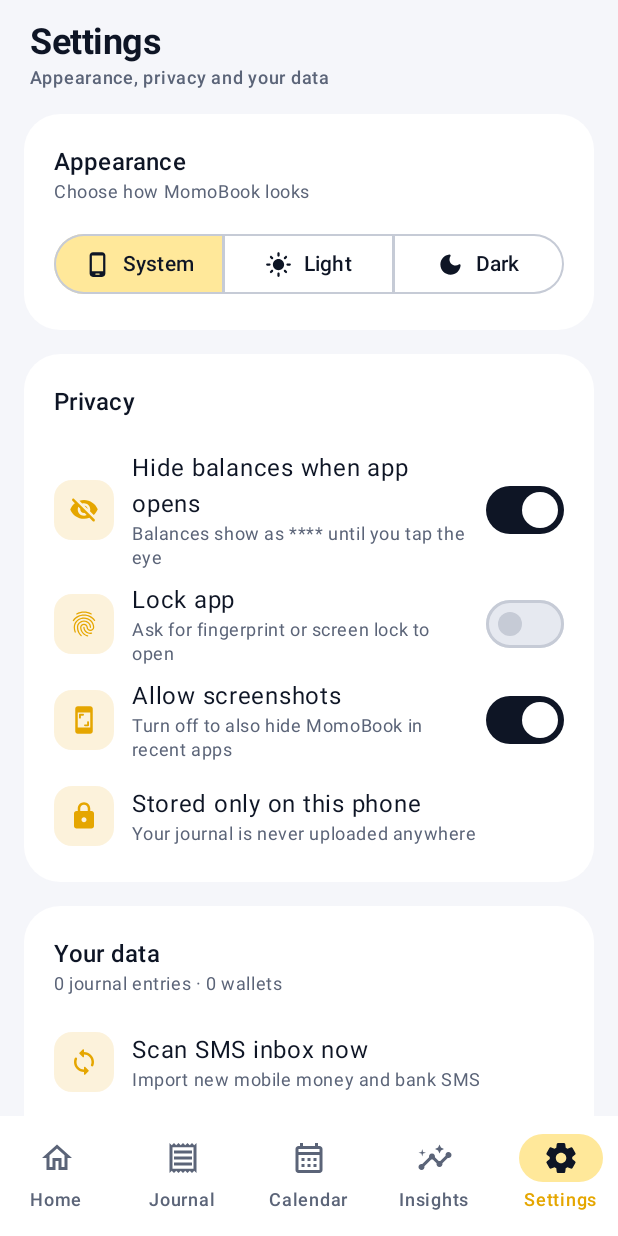
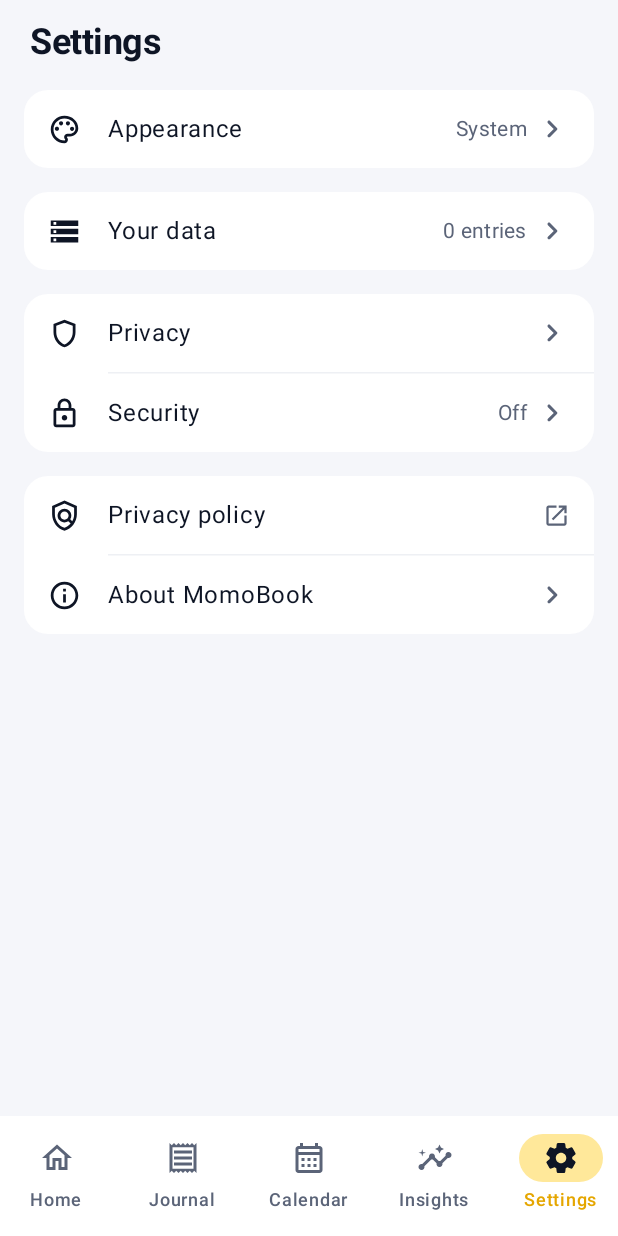
Before and after one commit to henryhale/momobook, an Android app built with Jetpack Compose: the screen it shows after launch (MainActivity), item 5 of the bottom bar chosen, on a phone screen of 412 x 824 dp. Run offline under Robolectric (Android 15) with nearby library versions, the phone set to English and light mode, and no system bars.

Commit message:
feat: grouped settings layout with sub-pages

```diff
--- a/app/src/main/java/com/momobook/ui/screens/SettingsScreen.kt
+++ b/app/src/main/java/com/momobook/ui/screens/SettingsScreen.kt
@@ -3,22 +3,33 @@ package com.momobook.ui.screens
 import android.content.Intent
 import android.net.Uri
 import android.widget.Toast
-import androidx.compose.foundation.background
+import androidx.activity.compose.BackHandler
+import androidx.compose.animation.AnimatedContent
+import androidx.compose.animation.fadeIn
+import androidx.compose.animation.fadeOut
+import androidx.compose.animation.slideInHorizontally
+import androidx.compose.animation.slideOutHorizontally
+import androidx.compose.animation.togetherWith
 import androidx.compose.foundation.clickable
 import androidx.compose.foundation.layout.*
 import androidx.compose.foundation.rememberScrollState
 import androidx.compose.foundation.shape.RoundedCornerShape
 import androidx.compose.foundation.verticalScroll
 import androidx.compose.material.icons.Icons
-import androidx.compose.material.icons.rounded.*
+import androidx.compose.material.icons.automirrored.outlined.OpenInNew
+import androidx.compose.material.icons.automirrored.rounded.ArrowBack
+import androidx.compose.material.icons.outlined.*
+import androidx.compose.material.icons.rounded.Check
+import androidx.compose.material.icons.rounded.ChevronRight
 import androidx.compose.material3.*
 import androidx.compose.runtime.*
+import androidx.compose.runtime.saveable.rememberSaveable
 import androidx.compose.ui.Alignment
 import androidx.compose.ui.Modifier
 import androidx.compose.ui.draw.clip
-import androidx.compose.ui.graphics.Color
 import androidx.compose.ui.graphics.vector.ImageVector
 import androidx.compose.ui.platform.LocalContext
+import androidx.compose.ui.text.style.TextAlign
 import androidx.compose.ui.text.style.TextOverflow
 import androidx.compose.ui.unit.dp
 import androidx.lifecycle.Lifecycle
@@ -27,13 +38,15 @@ import com.momobook.data.LockGrace
 import com.momobook.data.ThemeMode
 import com.momobook.security.AppLock
 import com.momobook.ui.components.MomoLogo
-import com.momobook.ui.components.SectionCard
 
 private const val AUTHOR = "Henry Hale"
 private const val AUTHOR_SITE = "henryhale.github.io"
 private const val PRIVACY_URL = "https://henryhale.github.io/momobook/privacy.html"
 
-@OptIn(ExperimentalMaterial3Api::class)
+private enum class Page(val title: String) {
+    MAIN("Settings"), APPEARANCE("Appearance"), DATA("Your data"), PRIVACY("Privacy"), SECURITY("Security"), ABOUT("About"),
+}
+
 @Composable
 fun SettingsScreen(
     theme: ThemeMode,
@@ -58,9 +71,6 @@ fun SettingsScreen(
         runCatching { ctx.startActivity(Intent(Intent.ACTION_VIEW, Uri.parse(url))) }
             .onFailure { Toast.makeText(ctx, "No browser found", Toast.LENGTH_SHORT).show() }
     }
-    val version = remember {
-        runCatching { ctx.packageManager.getPackageInfo(ctx.packageName, 0).versionName }.getOrNull() ?: "1.0"
-    }
 
     // Re-check on resume: the user may have just set up a screen lock or fingerprint in phone settings.
     var lockAvailable by remember { mutableStateOf(AppLock.canAuthenticate(ctx)) }
@@ -70,179 +80,232 @@ fun SettingsScreen(
         biometrics = AppLock.hasBiometrics(ctx)
     }
 
+    var page by rememberSaveable { mutableStateOf(Page.MAIN) }
+    BackHandler(enabled = page != Page.MAIN) { page = Page.MAIN }
+
+    AnimatedContent(
+        page,
+        transitionSpec = {
+            val forward = targetState != Page.MAIN
+            (slideInHorizontally { w -> if (forward) w / 4 else -w / 4 } + fadeIn()) togetherWith
+                (slideOutHorizontally { w -> if (forward) -w / 4 else w / 4 } + fadeOut())
+        },
+        label = "settings",
+    ) { p ->
         Column(
             Modifier.fillMaxSize().verticalScroll(rememberScrollState()).padding(horizontal = 16.dp, vertical = 12.dp),
             verticalArrangement = Arrangement.spacedBy(16.dp),
         ) {
-        Column(Modifier.padding(horizontal = 4.dp)) {
-            Text("Settings", style = MaterialTheme.typography.headlineSmall)
-            Text("Appearance, privacy and your data", style = MaterialTheme.typography.labelMedium,
-                color = MaterialTheme.colorScheme.onSurfaceVariant)
+            if (p == Page.MAIN) {
+                Text("Settings", style = MaterialTheme.typography.headlineSmall, modifier = Modifier.padding(horizontal = 4.dp))
+            } else {
+                Row(verticalAlignment = Alignment.CenterVertically, modifier = Modifier.offset(x = (-12).dp)) {
+                    IconButton(onClick = { page = Page.MAIN }) { Icon(Icons.AutoMirrored.Rounded.ArrowBack, "Back to settings") }
+                    Text(p.title, style = MaterialTheme.typography.titleLarge)
+                }
+            }
+            when (p) {
+                Page.MAIN -> {
+                    Group({ NavRow(Icons.Outlined.Palette, "Appearance", theme.label) { page = Page.APPEARANCE } })
+                    Group({ NavRow(Icons.Outlined.Storage, "Your data", "$entryCount entries") { page = Page.DATA } })
+                    Group(
+                        { NavRow(Icons.Outlined.Shield, "Privacy") { page = Page.PRIVACY } },
+                        { NavRow(Icons.Outlined.Lock, "Security", if (appLock) "On" else "Off") { page = Page.SECURITY } },
+                    )
+                    Group(
+                        { LinkRow(Icons.Outlined.Policy, "Privacy policy") { openUrl(PRIVACY_URL) } },
+                        { NavRow(Icons.Outlined.Info, "About MomoBook") { page = Page.ABOUT } },
+                    )
                 }
 
-        SectionCard(title = "Appearance", subtitle = "Choose how MomoBook looks") {
-            SingleChoiceSegmentedButtonRow(Modifier.fillMaxWidth()) {
-                ThemeMode.entries.forEachIndexed { i, m ->
-                    SegmentedButton(
-                        selected = theme == m, onClick = { onTheme(m) },
-                        shape = SegmentedButtonDefaults.itemShape(i, ThemeMode.entries.size),
-                        icon = {
-                            Icon(
+                Page.APPEARANCE -> Group(
+                    *ThemeMode.entries.map { m ->
+                        @Composable {
+                            ChoiceRow(
                                 when (m) {
-                                    ThemeMode.SYSTEM -> Icons.Rounded.PhoneAndroid
-                                    ThemeMode.LIGHT -> Icons.Rounded.LightMode
-                                    ThemeMode.DARK -> Icons.Rounded.DarkMode
-                                }, null, Modifier.size(18.dp),
+                                    ThemeMode.SYSTEM -> Icons.Outlined.PhoneAndroid
+                                    ThemeMode.LIGHT -> Icons.Outlined.LightMode
+                                    ThemeMode.DARK -> Icons.Outlined.DarkMode
+                                },
+                                if (m == ThemeMode.SYSTEM) "Same as phone" else m.label, theme == m,
+                            ) { onTheme(m) }
+                        }
+                    }.toTypedArray(),
+                )
+
+                Page.DATA -> Group(
+                    {
+                        ActionRow(Icons.Outlined.Sync, "Scan SMS inbox now", "Import new mobile money and bank SMS", onSync) {
+                            if (syncing) CircularProgressIndicator(Modifier.size(20.dp), strokeWidth = 2.dp)
+                        }
+                    },
+                    { ActionRow(Icons.Outlined.ContentPaste, "Add from SMS text", "Paste a mobile money or bank SMS", onPaste) },
+                    { ActionRow(Icons.Outlined.IosShare, "Export journal", "Share all entries as a CSV spreadsheet", onExport) },
+                    footer = "$entryCount journal entries · $walletCount wallet${if (walletCount == 1) "" else "s"}. " +
+                        "Stored only on this phone and never uploaded.",
+                )
+
+                Page.PRIVACY -> {
+                    Group(
+                        {
+                            SwitchRow(Icons.Outlined.VisibilityOff, "Hide balances when app opens",
+                                "Balances show as **** until you tap the eye", hideOnLaunch, onHideOnLaunch)
+                        },
+                        {
+                            SwitchRow(Icons.Outlined.Screenshot, "Allow screenshots", null, allowScreenshots, onAllowScreenshots)
+                        },
+                        footer = if (allowScreenshots) "Turn off screenshots to also hide MomoBook in recent apps."
+                        else "Screenshots and the recent-apps preview are blocked.",
+                    )
+                }
+
+                Page.SECURITY -> {
+                    Group(
+                        {
+                            SwitchRow(
+                                if (biometrics) Icons.Outlined.Fingerprint else Icons.Outlined.Lock, "Lock app",
+                                if (biometrics) "Fingerprint or screen lock" else "Screen lock",
+                                appLock, onAppLock, enabled = lockAvailable || appLock,
                             )
                         },
-                        colors = SegmentedButtonDefaults.colors(
-                            activeContainerColor = MaterialTheme.colorScheme.secondaryContainer,
-                            activeContentColor = MaterialTheme.colorScheme.onSecondaryContainer,
-                        ),
-                    ) { Text(m.label, maxLines = 1) }
+                        footer = when {
+                            !lockAvailable && !appLock -> "Set a screen lock in your phone's settings first."
+                            appLock -> "MomoBook asks to unlock when it opens, and is hidden in recent apps."
+                            else -> "Ask for your fingerprint or screen lock each time MomoBook opens."
+                        },
+                    )
+                    if (appLock) {
+                        Group(
+                            *LockGrace.entries.map { g ->
+                                @Composable { ChoiceRow(null, g.label, lockGrace == g) { onLockGrace(g) } }
+                            }.toTypedArray(),
+                            header = "Lock again after leaving the app",
+                        )
+                    }
+                }
+
+                Page.ABOUT -> AboutPage(openUrl)
+            }
+            Spacer(Modifier.height(8.dp))
         }
     }
 }
 
-        SectionCard(title = "Privacy") {
-            ToggleRow(
-                Icons.Rounded.VisibilityOff, "Hide balances when app opens", "Balances show as **** until you tap the eye",
-                hideOnLaunch, onHideOnLaunch,
-            )
-            ToggleRow(
-                if (biometrics) Icons.Rounded.Fingerprint else Icons.Rounded.Lock, "Lock app",
-                when {
-                    !lockAvailable && !appLock -> "Set a screen lock in phone settings first"
-                    biometrics -> "Ask for fingerprint or screen lock to open"
-                    else -> "Ask for your screen lock to open"
-                },
-                appLock, onAppLock, enabled = lockAvailable || appLock,
-            )
-            if (appLock) {
-                Text("Lock again after leaving the app", style = MaterialTheme.typography.labelMedium,
-                    color = MaterialTheme.colorScheme.onSurfaceVariant, modifier = Modifier.padding(top = 8.dp, bottom = 6.dp))
-                SingleChoiceSegmentedButtonRow(Modifier.fillMaxWidth()) {
-                    LockGrace.entries.forEachIndexed { i, g ->
-                        SegmentedButton(
-                            selected = lockGrace == g, onClick = { onLockGrace(g) },
-                            shape = SegmentedButtonDefaults.itemShape(i, LockGrace.entries.size),
-                            icon = {},
-                            colors = SegmentedButtonDefaults.colors(
-                                activeContainerColor = MaterialTheme.colorScheme.secondaryContainer,
-                                activeContentColor = MaterialTheme.colorScheme.onSecondaryContainer,
-                            ),
-                        ) { Text(g.label, maxLines = 1, style = MaterialTheme.typography.labelMedium) }
+@Composable
+private fun AboutPage(openUrl: (String) -> Unit) {
+    val ctx = LocalContext.current
+    val version = remember {
+        runCatching { ctx.packageManager.getPackageInfo(ctx.packageName, 0).versionName }.getOrNull() ?: "1.0"
     }
-                }
-                Spacer(Modifier.height(4.dp))
-            }
-            ToggleRow(
-                Icons.Rounded.Screenshot, "Allow screenshots",
-                if (allowScreenshots) "Turn off to also hide MomoBook in recent apps" else "Screenshots and recent-apps preview are blocked",
-                allowScreenshots, onAllowScreenshots,
-            )
-            Spacer(Modifier.height(8.dp))
-            InfoRow(Icons.Rounded.Lock, "Stored only on this phone", "Your journal is never uploaded anywhere")
-        }
-
-        SectionCard(title = "Your data", subtitle = "$entryCount journal entries · $walletCount wallet${if (walletCount == 1) "" else "s"}") {
-            ActionRow(Icons.Rounded.Sync, "Scan SMS inbox now", "Import new mobile money and bank SMS", onSync, trailing = {
-                if (syncing) CircularProgressIndicator(Modifier.size(20.dp), strokeWidth = 2.dp)
-            })
-            ActionRow(Icons.Rounded.ContentPaste, "Add from SMS text", "Paste a mobile money or bank SMS", onPaste)
-            ActionRow(Icons.Rounded.IosShare, "Export journal", "Share all entries as a CSV spreadsheet", onExport)
-        }
-
-        SectionCard(title = "About") {
-            Row(verticalAlignment = Alignment.CenterVertically) {
-                MomoLogo(size = 56.dp)
-                Spacer(Modifier.width(14.dp))
-                Column {
-                    Text("MomoBook", style = MaterialTheme.typography.titleMedium)
-                    Text("Version $version", style = MaterialTheme.typography.bodySmall,
-                        color = MaterialTheme.colorScheme.onSurfaceVariant)
-                }
-            }
+    Column(Modifier.fillMaxWidth(), horizontalAlignment = Alignment.CenterHorizontally) {
+        MomoLogo(size = 72.dp)
         Spacer(Modifier.height(12.dp))
+        Text("MomoBook", style = MaterialTheme.typography.titleLarge)
+        Text("Version $version", style = MaterialTheme.typography.bodySmall, color = MaterialTheme.colorScheme.onSurfaceVariant)
+        Spacer(Modifier.height(16.dp))
         Text(
             "Offline journal and money tracker, built from your messages. Deposits, spending, fees and insights, all on your " +
                 "phone. Each message is copied into the journal so your history stays even if the SMS is deleted.\n\n" +
                 "Currently reads mobile money and bank SMS from Uganda, with more to come.",
             style = MaterialTheme.typography.bodyMedium, color = MaterialTheme.colorScheme.onSurfaceVariant,
+            textAlign = TextAlign.Center, modifier = Modifier.padding(horizontal = 8.dp),
         )
-            Spacer(Modifier.height(12.dp))
-            ActionRow(Icons.Rounded.Policy, "Privacy policy", "How MomoBook handles your data", { openUrl(PRIVACY_URL) })
-            ActionRow(Icons.Rounded.Language, "Built by $AUTHOR", AUTHOR_SITE, { openUrl("https://$AUTHOR_SITE") })
     }
-        Spacer(Modifier.height(8.dp))
+    Group(
+        { LinkRow(Icons.Outlined.Policy, "Privacy policy") { openUrl(PRIVACY_URL) } },
+        { LinkRow(Icons.Outlined.Language, "Built by $AUTHOR", AUTHOR_SITE) { openUrl("https://$AUTHOR_SITE") } },
+    )
+}
+
+/** A rounded block of rows with hairline dividers, with an optional caption above and note underneath. */
+@Composable
+private fun Group(vararg rows: @Composable () -> Unit, header: String? = null, footer: String? = null) {
+    Column {
+        if (header != null) Text(
+            header, style = MaterialTheme.typography.labelMedium, color = MaterialTheme.colorScheme.onSurfaceVariant,
+            modifier = Modifier.padding(start = 16.dp, end = 16.dp, bottom = 6.dp),
+        )
+        Surface(
+            Modifier.fillMaxWidth(), shape = RoundedCornerShape(16.dp),
+            color = MaterialTheme.colorScheme.surfaceContainerLow,
+        ) {
+            Column {
+                rows.forEachIndexed { i, row ->
+                    if (i > 0) HorizontalDivider(Modifier.padding(start = 56.dp), color = MaterialTheme.colorScheme.outlineVariant.copy(alpha = .6f))
+                    row()
+                }
+            }
+        }
+        if (footer != null) Text(
+            footer, style = MaterialTheme.typography.bodySmall, color = MaterialTheme.colorScheme.onSurfaceVariant,
+            modifier = Modifier.padding(start = 16.dp, end = 16.dp, top = 6.dp),
+        )
     }
 }
 
 @Composable
-private fun IconBadge(icon: ImageVector, tint: Color) {
-    Box(
-        Modifier.size(40.dp).clip(RoundedCornerShape(12.dp)).background(tint.copy(alpha = .14f)),
-        contentAlignment = Alignment.Center,
-    ) { Icon(icon, null, tint = tint, modifier = Modifier.size(20.dp)) }
-}
-
-@Composable
-private fun ToggleRow(
-    icon: ImageVector,
+private fun SettingRow(
+    icon: ImageVector?,
     title: String,
-    body: String,
-    checked: Boolean,
-    onChange: (Boolean) -> Unit,
+    subtitle: String? = null,
+    onClick: (() -> Unit)? = null,
     enabled: Boolean = true,
+    trailing: @Composable RowScope.() -> Unit = {},
 ) {
     Row(
-        Modifier.fillMaxWidth().clip(RoundedCornerShape(14.dp)).clickable(enabled = enabled) { onChange(!checked) }
-            .padding(vertical = 4.dp),
+        Modifier.fillMaxWidth().heightIn(min = 52.dp)
+            .then(if (onClick != null) Modifier.clickable(enabled = enabled, onClick = onClick) else Modifier)
+            .padding(horizontal = 16.dp, vertical = 10.dp),
         verticalAlignment = Alignment.CenterVertically,
     ) {
-        IconBadge(icon, MaterialTheme.colorScheme.secondary)
-        Spacer(Modifier.width(12.dp))
+        val tint = if (enabled) MaterialTheme.colorScheme.onSurface else MaterialTheme.colorScheme.onSurfaceVariant
+        if (icon != null) {
+            Icon(icon, null, Modifier.size(22.dp), tint = tint)
+            Spacer(Modifier.width(18.dp))
+        }
         Column(Modifier.weight(1f)) {
-            Text(title, style = MaterialTheme.typography.bodyLarge,
-                color = if (enabled) Color.Unspecified else MaterialTheme.colorScheme.onSurfaceVariant)
-            Text(body, style = MaterialTheme.typography.bodySmall, color = MaterialTheme.colorScheme.onSurfaceVariant)
+            Text(title, style = MaterialTheme.typography.bodyLarge, color = tint)
+            if (subtitle != null) Text(subtitle, style = MaterialTheme.typography.bodySmall,
+                color = MaterialTheme.colorScheme.onSurfaceVariant, maxLines = 2, overflow = TextOverflow.Ellipsis)
         }
-        Spacer(Modifier.width(8.dp))
-        Switch(checked = checked, onCheckedChange = onChange, enabled = enabled)
+        trailing()
     }
 }
 
+/** Opens a sub-page. */
 @Composable
-private fun InfoRow(icon: ImageVector, title: String, body: String) {
-    Row(Modifier.fillMaxWidth().padding(vertical = 4.dp), verticalAlignment = Alignment.CenterVertically) {
-        IconBadge(icon, MaterialTheme.colorScheme.secondary)
-        Spacer(Modifier.width(12.dp))
-        Column(Modifier.weight(1f)) {
-            Text(title, style = MaterialTheme.typography.bodyLarge)
-            Text(body, style = MaterialTheme.typography.bodySmall, color = MaterialTheme.colorScheme.onSurfaceVariant)
+private fun NavRow(icon: ImageVector, title: String, value: String? = null, onClick: () -> Unit) =
+    SettingRow(icon, title, onClick = onClick) {
+        if (value != null) Text(value, style = MaterialTheme.typography.bodyMedium, color = MaterialTheme.colorScheme.onSurfaceVariant)
+        Spacer(Modifier.width(4.dp))
+        Icon(Icons.Rounded.ChevronRight, null, tint = MaterialTheme.colorScheme.onSurfaceVariant)
     }
-    }
+
+/** Opens something outside the app. */
+@Composable
+private fun LinkRow(icon: ImageVector, title: String, subtitle: String? = null, onClick: () -> Unit) =
+    SettingRow(icon, title, subtitle, onClick) {
+        Icon(Icons.AutoMirrored.Outlined.OpenInNew, null, Modifier.size(18.dp), tint = MaterialTheme.colorScheme.onSurfaceVariant)
     }
 
 @Composable
 private fun ActionRow(
-    icon: ImageVector,
-    title: String,
-    body: String,
-    onClick: () -> Unit,
-    trailing: (@Composable () -> Unit)? = null,
-) {
-    Row(
-        Modifier.fillMaxWidth().clip(RoundedCornerShape(14.dp)).clickable(onClick = onClick).padding(vertical = 8.dp),
-        verticalAlignment = Alignment.CenterVertically,
-    ) {
-        IconBadge(icon, MaterialTheme.colorScheme.secondary)
-        Spacer(Modifier.width(12.dp))
-        Column(Modifier.weight(1f)) {
-            Text(title, style = MaterialTheme.typography.bodyLarge)
-            Text(body, style = MaterialTheme.typography.bodySmall, color = MaterialTheme.colorScheme.onSurfaceVariant,
-                maxLines = 1, overflow = TextOverflow.Ellipsis)
+    icon: ImageVector, title: String, subtitle: String, onClick: () -> Unit,
+    trailing: @Composable RowScope.() -> Unit = {},
+) = SettingRow(icon, title, subtitle, onClick, trailing = trailing)
+
+@Composable
+private fun SwitchRow(
+    icon: ImageVector, title: String, subtitle: String?, checked: Boolean, onChange: (Boolean) -> Unit,
+    enabled: Boolean = true,
+) = SettingRow(icon, title, subtitle, { onChange(!checked) }, enabled) {
+    Spacer(Modifier.width(8.dp))
+    Switch(checked = checked, onCheckedChange = onChange, enabled = enabled)
 }
-        if (trailing != null) trailing() else Icon(Icons.Rounded.ChevronRight, null, tint = MaterialTheme.colorScheme.onSurfaceVariant)
+
+/** One option of a single choice; the chosen one is ticked. */
+@Composable
+private fun ChoiceRow(icon: ImageVector?, title: String, selected: Boolean, onClick: () -> Unit) =
+    SettingRow(icon, title, onClick = onClick) {
+        if (selected) Icon(Icons.Rounded.Check, "Selected", tint = MaterialTheme.colorScheme.primary)
     }
-}
```
Lines whose indentation alone changed are shown as unchanged.
